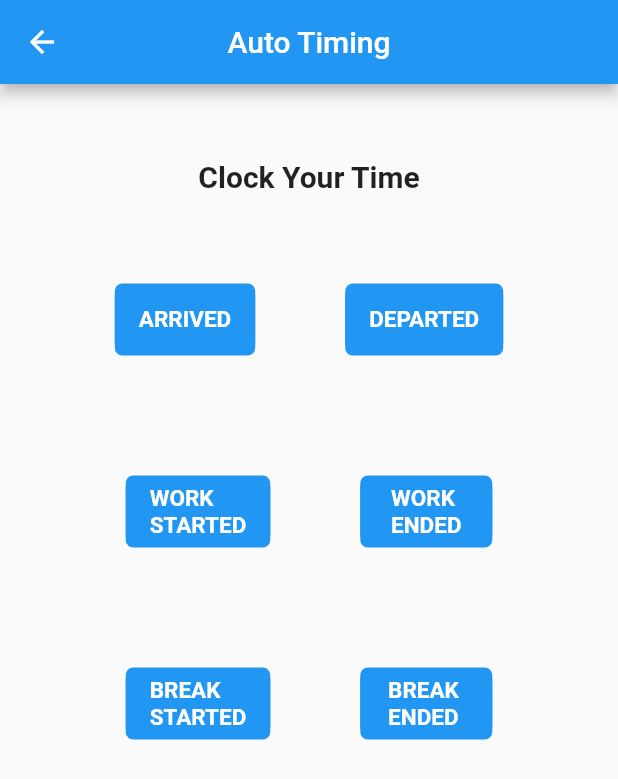
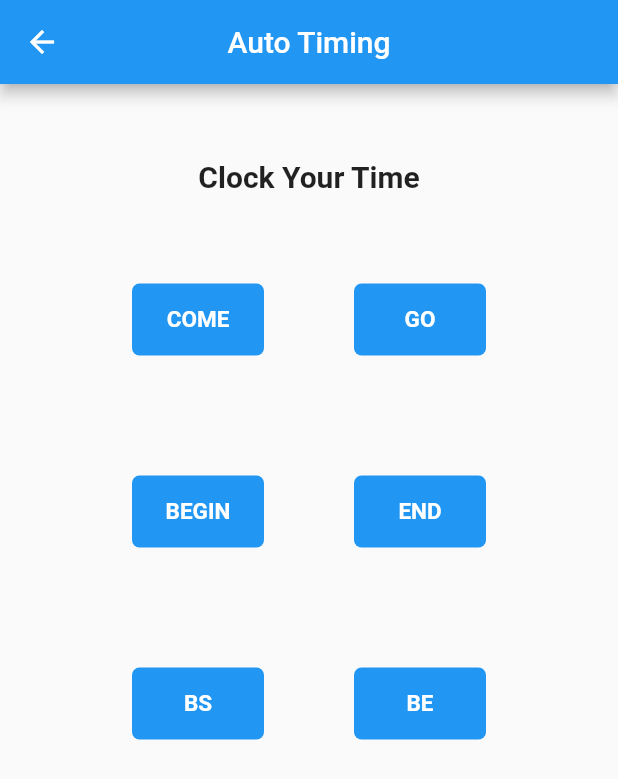
Before and after one commit to johninquest/tryflutter, a Flutter app: the screen it shows after launch, in the side drawer, after a tap on "Automatic timing", on a phone screen of 412 x 824 dp. Shown: the top 779 px of the screen. Run offline on Flutter 3.47's test engine with Material 2 defaults, Android fonts, the phone set to English and light mode, and no system bars; our stand-ins replace hive, rflutter_alert; accounts and stored records are empty; network calls fail.

Commit message:
implemented alert before saving time

```diff
--- a/lib/pages/auto_timing_page.dart
+++ b/lib/pages/auto_timing_page.dart
@@ -2,8 +2,14 @@ import 'package:flutter/material.dart';
 import 'package:intl/intl.dart';
 import 'styles.dart';
 import '../db/hive.dart';
+import 'package:rflutter_alert/rflutter_alert.dart';
 
-class AutoTimingPage extends StatelessWidget {
+class AutoTimingPage extends StatefulWidget {
+  @override
+  _AutoTimingPageState createState() => _AutoTimingPageState();
+}
+
+class _AutoTimingPageState extends State<AutoTimingPage> {
   @override
   Widget build(BuildContext context) {
     HiveDbOperations().initializeHiveDB();
@@ -25,24 +31,24 @@ class AutoTimingPage extends StatelessWidget {
             mainAxisAlignment:
                 MainAxisAlignment.center, //Center Row contents horizontally,
             children: [
-              MyActionButton('ARRIVED', 'arrivedWorkAt'),
-              MyActionButton('DEPARTED', 'leftWorkAt')
+              MyActionButton('COME', 'arrivedWorkAt'),
+              MyActionButton('GO', 'leftWorkAt')
             ],
           ),
           Row(
             mainAxisAlignment:
                 MainAxisAlignment.center, //Center Row contents horizontally,
             children: [
-              MyActionButton('WORK \nSTARTED', 'startedWorkAt'),
-              MyActionButton('WORK \nENDED', 'endedWorkAt')
+              MyActionButton('BEGIN', 'startedWorkAt'),
+              MyActionButton('END', 'endedWorkAt')
             ],
           ),
           Row(
             mainAxisAlignment:
                 MainAxisAlignment.center, //Center Row contents horizontally,
             children: [
-              MyActionButton('BREAK \nSTARTED', 'startedBreakAt'),
-              MyActionButton('BREAK \nENDED', 'endedBreakAt')
+              MyActionButton('BS', 'startedBreakAt'),
+              MyActionButton('BE', 'endedBreakAt')
             ],
           ),
         ],
@@ -53,9 +59,9 @@ class AutoTimingPage extends StatelessWidget {
 
 class MyActionButton extends StatelessWidget {
   final String _buttonName;
-  final String _actionName;
-  // final String _actionTimestamp;
-  MyActionButton(this._buttonName, this._actionName);
+  final String _eventName;
+  // final String _eventDateTime;
+  MyActionButton(this._buttonName, this._eventName);
 
   @override
   Widget build(BuildContext context) {
@@ -65,21 +71,50 @@ class MyActionButton extends StatelessWidget {
       decoration: BoxDecoration(
           borderRadius: BorderRadius.circular(5.0), color: Colors.blue),
       child: FlatButton(
-        color: Colors.blue,
-        child: Text(
-          _buttonName,
-          style: MyDefaultButtonStyle,
-        ),
-        onPressed: () => {
-          HiveDbOperations().saveDataToHive(_actionName, actionTimestamp(new DateTime.now())),
-          HiveDbOperations().getDataFromHive(_actionName)},
-      ),
+          color: Colors.blue,
+          child: Text(
+            _buttonName,
+            style: MyDefaultButtonStyle,
+          ),
+          onPressed: () => onAlertButtonsPressed(context)),
     );
   }
 
-  actionTimestamp(DateTime ts) {
+  eventDateTime(DateTime ts) {
     DateFormat formatter = DateFormat('yyyy-MM-dd HH:mm:ss');
     String tsFormatted = formatter.format(ts);
     return tsFormatted;
   }
+
+  onAlertButtonsPressed(context) {
+    Alert(
+      context: context,
+      type: AlertType.info,
+      title: _buttonName,
+      desc: '$_eventName => ${eventDateTime(new DateTime.now())}',
+      buttons: [
+        DialogButton(
+          child: Text(
+            "CANCEL",
+            style: TextStyle(color: Colors.white, fontSize: 18),
+          ),
+          onPressed: () => Navigator.pop(context),
+          color: Colors.grey,
+        ),
+        DialogButton(
+          child: Text(
+            "SAVE",
+            style: TextStyle(color: Colors.white, fontSize: 18),
+          ),
+          onPressed: () => {
+            HiveDbOperations()
+                .saveDataToHive(_eventName, eventDateTime(new DateTime.now())),
+            Navigator.pop(context),
+            HiveDbOperations().getDataFromHive(_eventName),
+          },
+          color: Colors.blue,
+        )
+      ],
+    ).show();
+  }
 }
--- a/lib/pages/home_page.dart
+++ b/lib/pages/home_page.dart
@@ -22,7 +22,12 @@ class HomePage extends StatelessWidget {
             child: Column(
           /* crossAxisAlignment: CrossAxisAlignment.center,
           mainAxisAlignment: MainAxisAlignment.center, */
-          children: [MyButton('Go to Page 2'), AlertButton('PUSH', 'Welcome to Flutter!'), LiveTime(), MyPublicIPAddress()],
+          children: [
+            MyButton('Go to Page 2'),
+            AlertButton('PUSH', ''' Don't touch me! '''),
+            LiveTime(),
+            MyPublicIPAddress()
+          ],
         )),
         bottomNavigationBar: MyBottomMenu());
   }
@@ -41,8 +46,8 @@ class MyButton extends StatelessWidget {
           borderRadius: BorderRadius.circular(5.0), color: Colors.blue),
       child: FlatButton(
           onPressed: () => {
-            PageRouter().navigateToPage(SecondPage(), context),
-            /*  Navigator.of(context).push(
+                PageRouter().navigateToPage(SecondPage(), context),
+                /*  Navigator.of(context).push(
                     MaterialPageRoute(builder: (context) => SecondPage())), */
               },
           child: Text(
--- a/lib/pages/page2.dart
+++ b/lib/pages/page2.dart
@@ -50,7 +50,7 @@ class _SecondPageState extends State<SecondPage> {
               margin: EdgeInsets.all(20.0),
               child: Icon(Icons.favorite, color: Colors.red, size: 30.0),
             ),
-            UrlButton('Go to Website', 'https://heise.de'),
+            UrlButton('Go to Website', 'https://www.ax-ao.de'),
             // Container
           ],
         ));
@@ -90,7 +90,6 @@ class UrlButton extends StatelessWidget {
   }
 }
 
-
 /*
 class MyText extends StatelessWidget {
   final Color _bgColor;
--- a/lib/pages/timing_data_page.dart
+++ b/lib/pages/timing_data_page.dart
@@ -31,7 +31,7 @@ class ShowHiveData extends StatelessWidget {
   @override
   Widget build(BuildContext context) {
     return FutureBuilder(
-      future: HiveDbOperations().getDataFromHive('startedWorkAt'),
+      future: HiveDbOperations().getDataFromHive('arrivedWorkAt'),
       builder: (context, snapshot) {
         if (snapshot.hasData) {
           print(snapshot.data);
--- a/lib/services/web.dart
+++ b/lib/services/web.dart
@@ -7,7 +7,7 @@ import 'dart:convert';
 import 'package:url_launcher/url_launcher.dart';
 
 myUrlLauncher() async {
-  const String url = 'https://flutter.dev';
+  const String url = 'https://www.ax-ao.de';
   if (await canLaunch(url)) {
     await launch(url);
   } else {
```
Also changed, not shown: lib/db/hive.dart (+3 -4 lines). Lines whose indentation alone changed are shown as unchanged.
